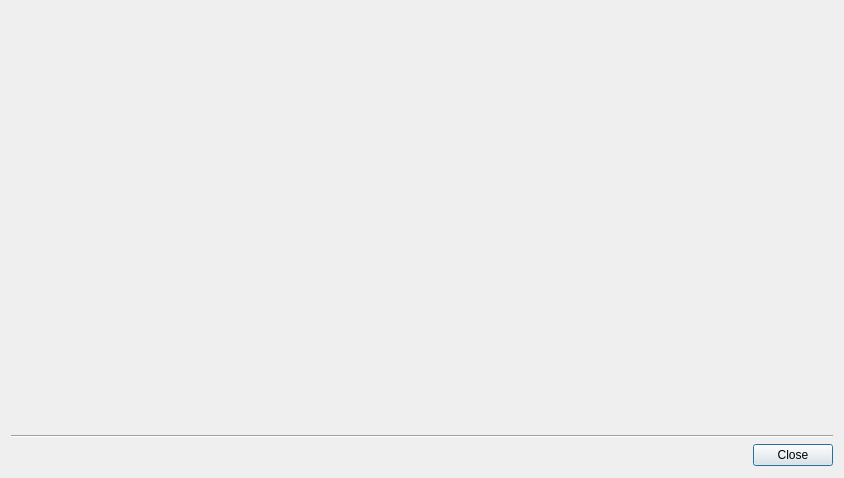
Qt form resources/dialog.ui (shotgunsoftware/tk-multi-importcut) before a commit.
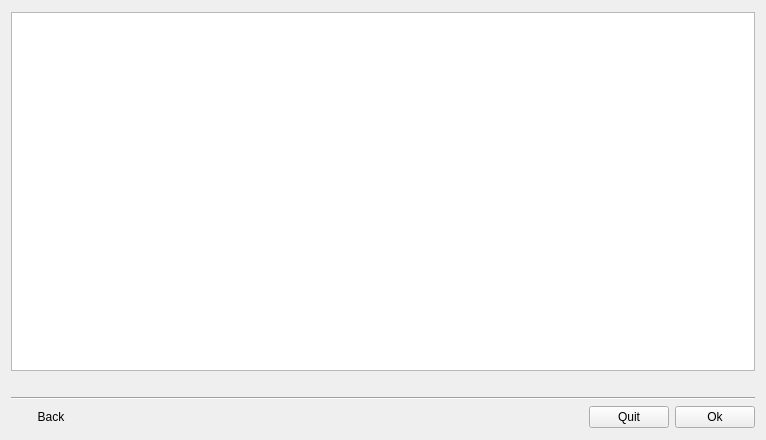
The same form after that commit. The open tabs and pages were chosen to show the change. Icons and pictures are not drawn. Custom widgets are drawn as their Qt base class.

Diff of the .ui file:
```diff
--- a/resources/dialog.ui
+++ b/resources/dialog.ui
@@ -6,8 +6,8 @@
    <rect>
     <x>0</x>
     <y>0</y>
-    <width>844</width>
-    <height>478</height>
+    <width>766</width>
+    <height>440</height>
    </rect>
   </property>
   <property name="windowTitle">
@@ -40,7 +40,34 @@
        </item>
       </layout>
      </widget>
-     <widget class="QWidget" name="page_2"/>
+     <widget class="QWidget" name="page_2">
+      <layout class="QVBoxLayout" name="verticalLayout_3">
+       <property name="spacing">
+        <number>0</number>
+       </property>
+       <property name="margin">
+        <number>0</number>
+       </property>
+       <item>
+        <widget class="QTableWidget" name="tableWidget">
+         <property name="showGrid">
+          <bool>false</bool>
+         </property>
+         <property name="rowCount">
+          <number>0</number>
+         </property>
+         <property name="columnCount">
+          <number>2</number>
+         </property>
+         <attribute name="horizontalHeaderVisible">
+          <bool>false</bool>
+         </attribute>
+         <column/>
+         <column/>
+        </widget>
+       </item>
+      </layout>
+     </widget>
     </widget>
    </item>
    <item>
@@ -58,14 +85,49 @@
     </widget>
    </item>
    <item>
-    <widget class="QDialogButtonBox" name="buttonBox">
-     <property name="orientation">
-      <enum>Qt::Horizontal</enum>
-     </property>
-     <property name="standardButtons">
-      <set>QDialogButtonBox::Close</set>
-     </property>
-    </widget>
+    <layout class="QHBoxLayout" name="horizontalLayout">
+     <item>
+      <widget class="QPushButton" name="back_button">
+       <property name="text">
+        <string>Back</string>
+       </property>
+       <property name="icon">
+        <iconset resource="resources.qrc">
+         <normaloff>:/tk_multi_importcut/left_arrow.png</normaloff>:/tk_multi_importcut/left_arrow.png</iconset>
+       </property>
+       <property name="flat">
+        <bool>true</bool>
+       </property>
+      </widget>
+     </item>
+     <item>
+      <spacer name="horizontalSpacer">
+       <property name="orientation">
+        <enum>Qt::Horizontal</enum>
+       </property>
+       <property name="sizeHint" stdset="0">
+        <size>
+         <width>40</width>
+         <height>20</height>
+        </size>
+       </property>
+      </spacer>
+     </item>
+     <item>
+      <widget class="QPushButton" name="cancel_button">
+       <property name="text">
+        <string>Quit</string>
+       </property>
+      </widget>
+     </item>
+     <item>
+      <widget class="QPushButton" name="ok_button">
+       <property name="text">
+        <string>Ok</string>
+       </property>
+      </widget>
+     </item>
+    </layout>
    </item>
   </layout>
  </widget>
@@ -75,6 +137,12 @@
    <extends>QLabel</extends>
    <header>..dialog</header>
   </customwidget>
+  <customwidget>
+   <class>AnimatedStackedWidget</class>
+   <extends>QStackedWidget</extends>
+   <header>..dialog</header>
+   <container>1</container>
+  </customwidget>
  </customwidgets>
  <resources>
   <include location="resources.qrc"/>
```
Left out of the diff: 2 changed lines with no effect on the pictures.
